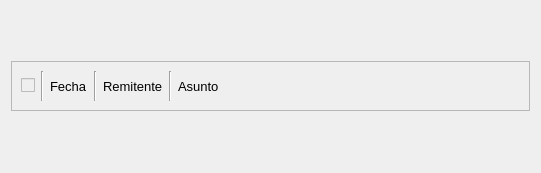
First picture: the form in User_app/src/message_item/message_item_widget.ui, repository edugaidano/Little-Social-Network, before the edit.
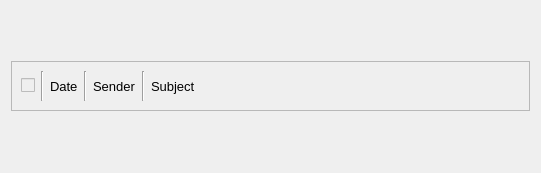
Second picture: the form after the edit.

The edit to the form file:
```diff
--- a/User_app/src/message_item/message_item_widget.ui
+++ b/User_app/src/message_item/message_item_widget.ui
@@ -85,7 +85,7 @@
          <enum>QFrame::Shape::NoFrame</enum>
         </property>
         <property name="text">
-         <string>Fecha</string>
+         <string notr="true">Date</string>
         </property>
        </widget>
       </item>
@@ -105,7 +105,7 @@
          </font>
         </property>
         <property name="text">
-         <string>Remitente</string>
+         <string notr="true">Sender</string>
         </property>
        </widget>
       </item>
@@ -131,7 +131,7 @@
          </font>
         </property>
         <property name="text">
-         <string>Asunto</string>
+         <string notr="true">Subject</string>
         </property>
        </widget>
       </item>
```
Left out of the diff: 2 changed lines with no effect on the pictures.
